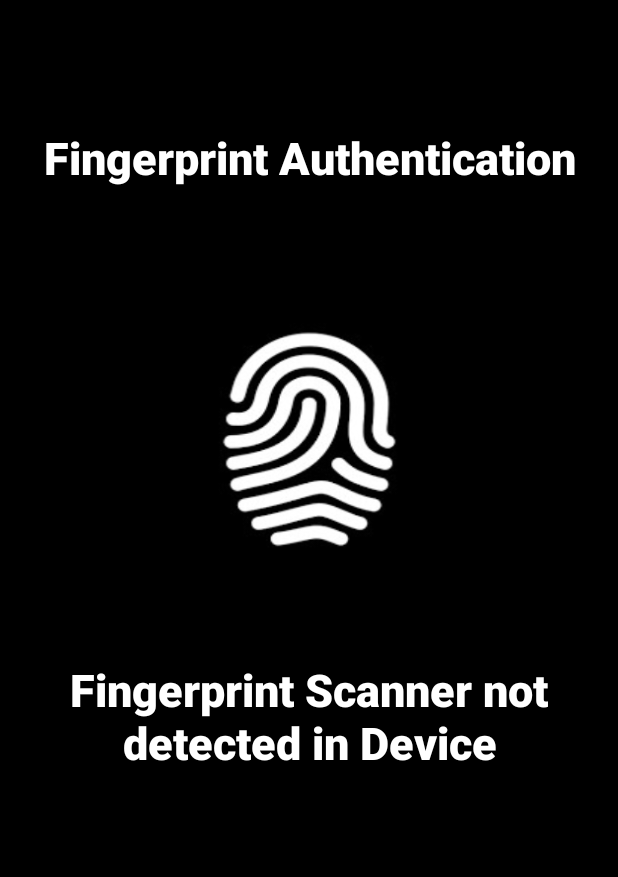
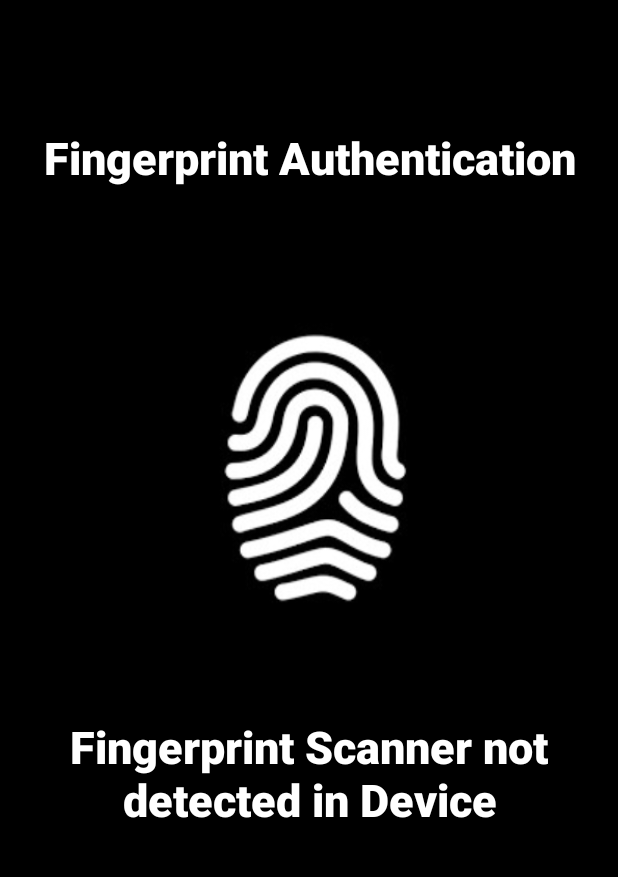
Before and after one commit to marvo99/IS-Project-II, an Android app: the screen it shows after launch (Fingerprint), on a phone screen of 412 x 824 dp, the part 62-939 px from its top. Run offline under Robolectric (Android 15) with nearby library versions, the light colour scheme and no system bars.

Commit message:
Activity fingerprint edited

```diff
--- a/app/src/main/java/com/example/myvoice/Fingerprint.java
+++ b/app/src/main/java/com/example/myvoice/Fingerprint.java
@@ -11,6 +11,7 @@ import android.security.keystore.KeyGenParameterSpec;
 import android.security.keystore.KeyPermanentlyInvalidatedException;
 import android.security.keystore.KeyProperties;
 import android.speech.tts.TextToSpeech;
+import android.view.Window;
 import android.widget.ImageView;
 import android.widget.TextView;
 
--- a/app/src/main/res/layout/activity_fingerprint.xml
+++ b/app/src/main/res/layout/activity_fingerprint.xml
@@ -19,8 +19,8 @@
 
     <ImageView
         android:id="@+id/fingerprintImage"
-        android:layout_width="151dp"
-        android:layout_height="154dp"
+        android:layout_width="159dp"
+        android:layout_height="192dp"
         android:layout_marginLeft="130dp"
         android:layout_marginTop="90dp"
         android:foreground="@drawable/fingerprint3" />
@@ -31,7 +31,7 @@
         android:layout_height="wrap_content"
         android:layout_marginTop="70dp"
         android:fontFamily="sans-serif-black"
-        android:text="Place Finger Print on the scanner"
+        android:text="Place Finger on the scanner"
         android:textAlignment="center"
         android:textColor="#fff"
         android:textSize="30dp" />
```
